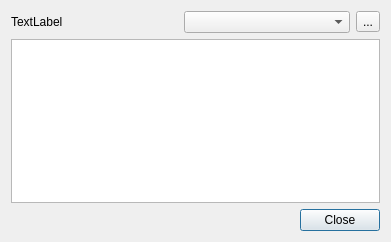
Before: the Qt Designer form devtypecontroldialog.ui in petertishin/DataReport, drawn with Qt 5.
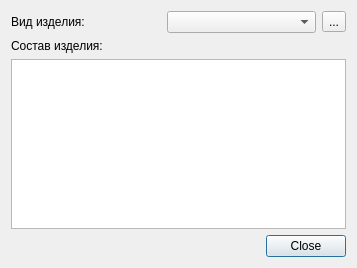
After: the same form once the commit is applied.

```diff
--- a/devtypecontroldialog.ui
+++ b/devtypecontroldialog.ui
@@ -6,8 +6,8 @@
    <rect>
     <x>0</x>
     <y>0</y>
-    <width>391</width>
-    <height>242</height>
+    <width>357</width>
+    <height>268</height>
    </rect>
   </property>
   <property name="windowTitle">
@@ -19,7 +19,7 @@
      <item>
       <widget class="QLabel" name="label">
        <property name="text">
-        <string>TextLabel</string>
+        <string>Вид изделия:</string>
        </property>
        <property name="buddy">
         <cstring>comboBox</cstring>
@@ -38,6 +38,13 @@
      </item>
     </layout>
    </item>
+   <item>
+    <widget class="QLabel" name="label_2">
+     <property name="text">
+      <string>Состав изделия:</string>
+     </property>
+    </widget>
+   </item>
    <item>
     <widget class="QTableView" name="tableView"/>
    </item>
```
